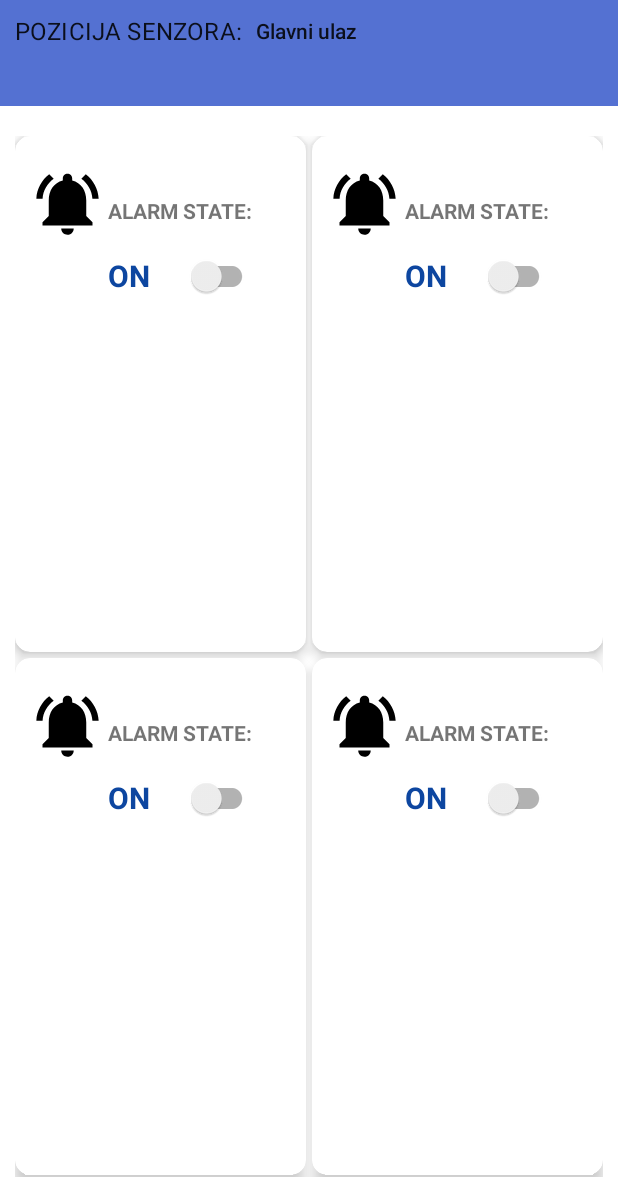
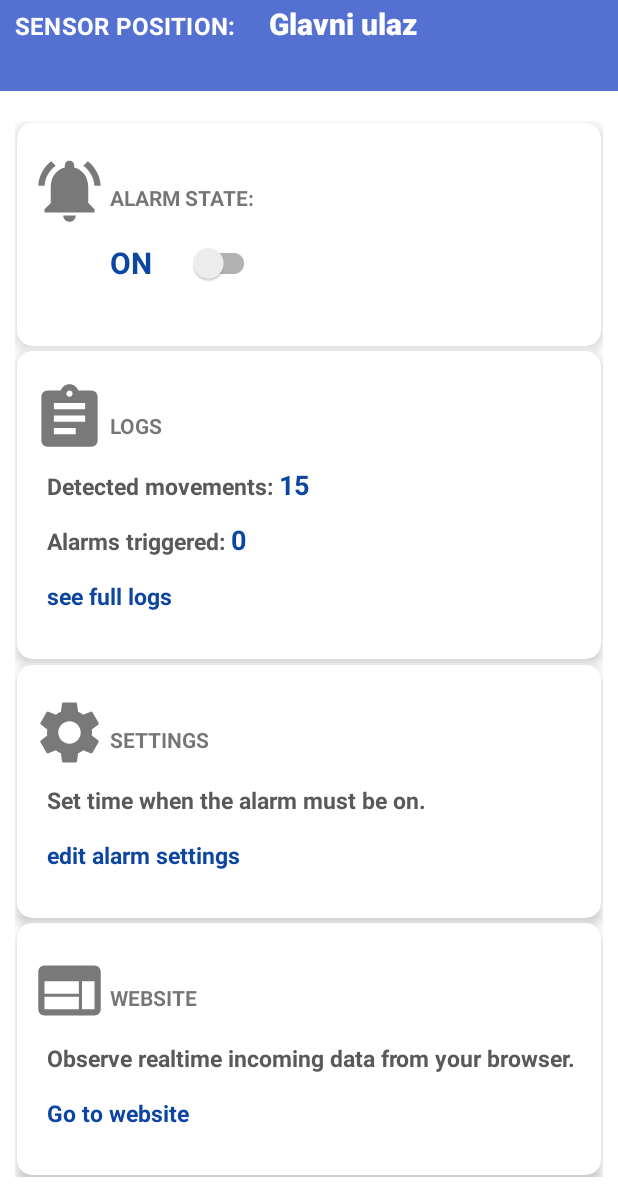
Before and after one commit to as51340/Gatekeeper, an Android app: the screen it shows after launch (MainActivity), on a phone screen of 412 x 824 dp, the part 44-1236 px from its top. Run offline under Robolectric (Android 15) with nearby library versions, the phone set to English and light mode, and no system bars; libraries missing offline, so code that uses them is left out: com.amazonaws.auth, com.amazonaws.mobileconnectors, com.amazonaws.regions, com.amazonaws.services; 20 statements that could not run were skipped.

Commit message:
added action cards

```diff
--- a/GatekeeperApp/app/src/main/java/com/example/gatekeeperapp/MainActivity.java
+++ b/GatekeeperApp/app/src/main/java/com/example/gatekeeperapp/MainActivity.java
@@ -34,11 +34,8 @@ import org.json.JSONException;
 import org.json.JSONObject;
 
 import java.io.UnsupportedEncodingException;
-import java.nio.charset.StandardCharsets;
 import java.security.KeyStore;
 import java.util.Map;
-import java.util.Timer;
-import java.util.UUID;
 
 
 public class MainActivity extends AppCompatActivity {
@@ -348,23 +345,25 @@ public class MainActivity extends AppCompatActivity {
      **/
     private void initCards() {
         CardView alarmCard = findViewById(R.id.alarm_state_card);
-        View child1 = LayoutInflater.from(this).inflate(R.layout.action_tile, alarmCard, false);
+        View child1 = LayoutInflater.from(this).inflate(R.layout.alarm_state_card_layout, alarmCard, false);
         alarmCard.addView(child1);
         alarmCard.setOnClickListener(v -> {
             Log.d("MainActivity", String.valueOf(v.getId()==R.id.alarm_state_card));
         });
 
-        CardView regCard = findViewById(R.id.registered_innouts_card);
-        View child2 = LayoutInflater.from(this).inflate(R.layout.action_tile, regCard, false);
-        regCard.addView(child2);
+        CardView settingsCard = findViewById(R.id.alaram_settings_card);
+        View child2 = LayoutInflater.from(this).inflate(R.layout.settings_card_layout, settingsCard, false);
+        settingsCard.addView(child2);
 
-        CardView a = findViewById(R.id.alaram_settings_card);
-        View c = LayoutInflater.from(this).inflate(R.layout.action_tile, a, false);
-        a.addView(c);
 
-        CardView b = findViewById(R.id.logs_card);
-        View d = LayoutInflater.from(this).inflate(R.layout.action_tile, b, false);
-        b.addView(d);
+
+        CardView logsCard = findViewById(R.id.logs_card);
+        View d = LayoutInflater.from(this).inflate(R.layout.logs_card_layout, logsCard, false);
+        logsCard.addView(d);
+
+        CardView websiteCard = findViewById(R.id.website_card);
+        View c = LayoutInflater.from(this).inflate(R.layout.website_card_layout, websiteCard, false);
+        websiteCard.addView(c);
 
 
     }
--- a/GatekeeperApp/app/src/main/res/drawable/ic_alarm_icon_50.xml
+++ b/GatekeeperApp/app/src/main/res/drawable/ic_alarm_icon_50.xml
@@ -1,4 +1,4 @@
-<vector android:height="50dp" android:tint="#000000"
+<vector android:height="50dp" android:tint="#797979"
     android:viewportHeight="24" android:viewportWidth="24"
     android:width="50dp" xmlns:android="http://schemas.android.com/apk/res/android">
     <path android:fillColor="@android:color/white" android:pathData="M7.58,4.08L6.15,2.65C3.75,4.48 2.17,7.3 2.03,10.5h2c0.15,-2.65 1.51,-4.97 3.55,-6.42zM19.97,10.5h2c-0.15,-3.2 -1.73,-6.02 -4.12,-7.85l-1.42,1.43c2.02,1.45 3.39,3.77 3.54,6.42zM18,11c0,-3.07 -1.64,-5.64 -4.5,-6.32L13.5,4c0,-0.83 -0.67,-1.5 -1.5,-1.5s-1.5,0.67 -1.5,1.5v0.68C7.63,5.36 6,7.92 6,11v5l-2,2v1h16v-1l-2,-2v-5zM12,22c0.14,0 0.27,-0.01 0.4,-0.04 0.65,-0.14 1.18,-0.58 1.44,-1.18 0.1,-0.24 0.15,-0.5 0.15,-0.78h-4c0.01,1.1 0.9,2 2.01,2z"/>
--- /dev/null
+++ b/GatekeeperApp/app/src/main/res/drawable/ic_alarm_settings_50.xml
@@ -0,0 +1,5 @@
+<vector android:height="50dp" android:tint="#797979"
+    android:viewportHeight="24" android:viewportWidth="24"
+    android:width="50dp" xmlns:android="http://schemas.android.com/apk/res/android">
+    <path android:fillColor="@android:color/white" android:pathData="M19.14,12.94c0.04,-0.3 0.06,-0.61 0.06,-0.94c0,-0.32 -0.02,-0.64 -0.07,-0.94l2.03,-1.58c0.18,-0.14 0.23,-0.41 0.12,-0.61l-1.92,-3.32c-0.12,-0.22 -0.37,-0.29 -0.59,-0.22l-2.39,0.96c-0.5,-0.38 -1.03,-0.7 -1.62,-0.94L14.4,2.81c-0.04,-0.24 -0.24,-0.41 -0.48,-0.41h-3.84c-0.24,0 -0.43,0.17 -0.47,0.41L9.25,5.35C8.66,5.59 8.12,5.92 7.63,6.29L5.24,5.33c-0.22,-0.08 -0.47,0 -0.59,0.22L2.74,8.87C2.62,9.08 2.66,9.34 2.86,9.48l2.03,1.58C4.84,11.36 4.8,11.69 4.8,12s0.02,0.64 0.07,0.94l-2.03,1.58c-0.18,0.14 -0.23,0.41 -0.12,0.61l1.92,3.32c0.12,0.22 0.37,0.29 0.59,0.22l2.39,-0.96c0.5,0.38 1.03,0.7 1.62,0.94l0.36,2.54c0.05,0.24 0.24,0.41 0.48,0.41h3.84c0.24,0 0.44,-0.17 0.47,-0.41l0.36,-2.54c0.59,-0.24 1.13,-0.56 1.62,-0.94l2.39,0.96c0.22,0.08 0.47,0 0.59,-0.22l1.92,-3.32c0.12,-0.22 0.07,-0.47 -0.12,-0.61L19.14,12.94zM12,15.6c-1.98,0 -3.6,-1.62 -3.6,-3.6s1.62,-3.6 3.6,-3.6s3.6,1.62 3.6,3.6S13.98,15.6 12,15.6z"/>
+</vector>
--- /dev/null
+++ b/GatekeeperApp/app/src/main/res/drawable/ic_logs_icon_50.xml
@@ -0,0 +1,5 @@
+<vector android:autoMirrored="true" android:height="50dp"
+    android:tint="#797979" android:viewportHeight="24"
+    android:viewportWidth="24" android:width="50dp" xmlns:android="http://schemas.android.com/apk/res/android">
+    <path android:fillColor="@android:color/white" android:pathData="M19,3h-4.18C14.4,1.84 13.3,1 12,1c-1.3,0 -2.4,0.84 -2.82,2L5,3c-1.1,0 -2,0.9 -2,2v14c0,1.1 0.9,2 2,2h14c1.1,0 2,-0.9 2,-2L21,5c0,-1.1 -0.9,-2 -2,-2zM12,3c0.55,0 1,0.45 1,1s-0.45,1 -1,1 -1,-0.45 -1,-1 0.45,-1 1,-1zM14,17L7,17v-2h7v2zM17,13L7,13v-2h10v2zM17,9L7,9L7,7h10v2z"/>
+</vector>
--- /dev/null
+++ b/GatekeeperApp/app/src/main/res/drawable/ic_web_icon_50.xml
@@ -0,0 +1,5 @@
+<vector android:height="50dp" android:tint="#797979"
+    android:viewportHeight="24" android:viewportWidth="24"
+    android:width="50dp" xmlns:android="http://schemas.android.com/apk/res/android">
+    <path android:fillColor="@android:color/white" android:pathData="M20,4L4,4c-1.1,0 -1.99,0.9 -1.99,2L2,18c0,1.1 0.9,2 2,2h16c1.1,0 2,-0.9 2,-2L22,6c0,-1.1 -0.9,-2 -2,-2zM15,18L4,18v-4h11v4zM15,13L4,13L4,9h11v4zM20,18h-4L16,9h4v9z"/>
+</vector>
--- /dev/null
+++ b/GatekeeperApp/app/src/main/res/layout/logs_card_layout.xml
@@ -0,0 +1,101 @@
+<?xml version="1.0" encoding="utf-8"?>
+<RelativeLayout xmlns:android="http://schemas.android.com/apk/res/android"
+    xmlns:app="http://schemas.android.com/apk/res-auto"
+    android:layout_width="match_parent"
+    android:layout_height="match_parent"
+    android:layout_centerInParent="true">
+
+    <ImageView
+        android:id="@+id/icon"
+        android:layout_width="wrap_content"
+        android:layout_height="wrap_content"
+        android:layout_marginStart="10dp"
+        android:layout_marginTop="20dp"
+        android:src="@drawable/ic_logs_icon_50" />
+
+    <TextView
+        android:id="@+id/card_text"
+        android:layout_width="wrap_content"
+        android:layout_height="wrap_content"
+        android:layout_marginStart="2dp"
+        android:layout_marginTop="40dp"
+        android:layout_toEndOf="@+id/icon"
+        android:text="LOGS"
+        android:textSize="14sp"
+        android:textStyle="bold" />
+
+
+    <TextView
+        android:id="@+id/static_logs_detected"
+        android:layout_width="wrap_content"
+        android:layout_height="wrap_content"
+        android:layout_below="@+id/card_text"
+        android:layout_alignLeft="@+id/icon"
+        android:layout_marginStart="10dp"
+        android:layout_marginTop="20dp"
+        android:text="Detected movements: "
+        android:textColor="@color/gray"
+        android:textSize="15dp"
+        android:textStyle="bold"
+        app:switchMinWidth="30dp" />
+
+    <TextView
+        android:id="@+id/logs_detected_num"
+        android:layout_width="wrap_content"
+        android:layout_height="wrap_content"
+        android:layout_alignBottom="@+id/static_logs_detected"
+        android:layout_alignBaseline="@+id/static_logs_detected"
+        android:layout_toRightOf="@+id/static_logs_detected"
+        android:text="15"
+        android:textColor="@color/adriatic_blue"
+        android:textSize="18dp"
+        android:textStyle="bold"
+        app:switchMinWidth="30dp" />
+
+    <TextView
+        android:id="@+id/static_logs_alarm"
+        android:layout_width="wrap_content"
+        android:layout_height="wrap_content"
+        android:layout_below="@+id/static_logs_detected"
+        android:layout_alignLeft="@+id/icon"
+        android:layout_marginStart="10dp"
+        android:layout_marginTop="15dp"
+        android:text="Alarms triggered: "
+        android:textColor="@color/gray"
+        android:textSize="15dp"
+        android:textStyle="bold"
+        app:switchMinWidth="30dp" />
+
+    <TextView
+        android:id="@+id/logs_alarm_num"
+        android:layout_width="100dp"
+        android:layout_height="wrap_content"
+        android:layout_below="@+id/static_logs_detected"
+        android:layout_toRightOf="@+id/static_logs_alarm"
+        android:layout_alignBaseline="@id/static_logs_alarm"
+        android:layout_marginTop="10dp"
+        android:text="0"
+        android:textColor="@color/adriatic_blue"
+        android:textSize="18dp"
+        android:textStyle="bold"
+        app:switchMinWidth="30dp" />
+
+
+
+    <TextView
+        android:id="@+id/link_logs_full"
+        android:layout_width="100dp"
+        android:layout_height="wrap_content"
+        android:layout_below="@+id/static_logs_alarm"
+        android:layout_alignLeft="@+id/icon"
+        android:layout_marginStart="10dp"
+        android:layout_marginTop="15dp"
+        android:text="see full logs"
+        android:textColor="@color/adriatic_blue"
+        android:textSize="15dp"
+        android:clickable="true"
+        android:textStyle="bold"
+        app:switchMinWidth="30dp" />
+
+
+</RelativeLayout>
--- a/GatekeeperApp/app/src/main/res/layout/main_activity.xml
+++ b/GatekeeperApp/app/src/main/res/layout/main_activity.xml
@@ -12,7 +12,7 @@
         <RelativeLayout
             android:id="@+id/main_bar"
             android:layout_width="match_parent"
-            android:layout_height="100dp"
+            android:layout_height="90dp"
             android:layout_gravity="center"
             android:layout_marginBottom="10dp"
             android:background="@color/light_blue"
@@ -25,18 +25,25 @@
                 android:layout_width="wrap_content"
                 android:layout_height="wrap_content"
                 android:layout_centerVertical="true"
-                android:layout_marginEnd="50dp"
                 android:padding="10dp"
-                android:text="POZICIJA SENZORA: " />
+                android:layout_alignBaseline="@+id/sens_position"
+                android:textColor="@color/white"
+                android:textStyle="bold"
+                android:text="SENSOR POSITION: " />
 
             <TextView
                 style="@style/TextAppearance.AppCompat.Body2"
+                android:id="@+id/sens_position"
                 android:layout_width="wrap_content"
                 android:layout_height="wrap_content"
                 android:layout_centerInParent="true"
                 android:layout_centerVertical="true"
-                android:layout_marginStart="50dp"
-                android:text="Glavni ulaz " />
+                android:layout_marginStart="8dp"
+                android:layout_toRightOf="@+id/txt_sens_pos"
+                android:textColor="@color/white"
+                android:textStyle="bold"
+                android:textSize="20dp"
+                android:text="Glavni ulaz" />
 
             <TextView
                 style="@style/TextAppearance.AppCompat.Body2"
@@ -56,33 +63,13 @@
             android:layout_width="match_parent"
             android:layout_height="match_parent"
             android:layout_below="@+id/main_bar"
-            app:columnCount="2"
-            app:rowCount="2"
+            app:columnCount="1"
+            app:rowCount="4"
             android:padding="10dp">
 
             <androidx.cardview.widget.CardView
                 android:id="@+id/alarm_state_card"
-                android:layout_marginEnd="2dp"
-                android:layout_marginBottom="2dp"
-                app:cardCornerRadius="10dp"
-                app:cardElevation="5dp"
-                app:layout_columnWeight="1"
-                app:layout_rowWeight="1" />
-
-            <androidx.cardview.widget.CardView
-                android:id="@+id/registered_innouts_card"
-                android:layout_marginStart="2dp"
-                android:layout_marginBottom="2dp"
-                app:cardCornerRadius="10dp"
-                app:cardElevation="5dp"
-                app:layout_columnWeight="1"
-                app:layout_rowWeight="1" />
-
-            <androidx.cardview.widget.CardView
-                android:id="@+id/alaram_settings_card"
-                android:layout_marginTop="2dp"
-                android:layout_marginEnd="2dp"
-                android:layout_marginBottom="1dp"
+                android:layout_margin="1dp"
                 app:cardCornerRadius="10dp"
                 app:cardElevation="5dp"
                 app:layout_columnWeight="1"
@@ -90,15 +77,38 @@
 
             <androidx.cardview.widget.CardView
                 android:id="@+id/logs_card"
-                android:layout_marginStart="2dp"
                 android:layout_marginTop="2dp"
-                android:layout_marginBottom="1dp"
+                android:layout_marginBottom="2dp"
+                android:layout_margin="1dp"
                 app:cardCornerRadius="10dp"
                 app:cardElevation="5dp"
                 app:layout_columnWeight="1"
                 app:layout_rowWeight="1"
                 />
 
+
+
+            <androidx.cardview.widget.CardView
+                android:id="@+id/alaram_settings_card"
+                android:layout_marginTop="2dp"
+                android:layout_margin="1dp"
+                app:cardCornerRadius="10dp"
+                app:cardElevation="5dp"
+                app:layout_columnWeight="1"
+                app:layout_rowWeight="1" />
+
+
+            <androidx.cardview.widget.CardView
+                android:id="@+id/website_card"
+                android:layout_marginTop="2dp"
+                android:layout_margin="1dp"
+                app:cardCornerRadius="10dp"
+                app:cardElevation="5dp"
+                app:layout_columnWeight="1"
+                app:layout_rowWeight="1" />
+
+
+
         </androidx.gridlayout.widget.GridLayout>
 
     </RelativeLayout>
--- /dev/null
+++ b/GatekeeperApp/app/src/main/res/layout/settings_card_layout.xml
@@ -0,0 +1,61 @@
+<?xml version="1.0" encoding="utf-8"?>
+<RelativeLayout xmlns:android="http://schemas.android.com/apk/res/android"
+    xmlns:app="http://schemas.android.com/apk/res-auto"
+    android:layout_width="match_parent"
+    android:layout_height="match_parent"
+    android:layout_centerInParent="true">
+
+    <ImageView
+        android:id="@+id/icon"
+        android:layout_width="wrap_content"
+        android:layout_height="wrap_content"
+        android:layout_marginStart="10dp"
+        android:layout_marginTop="20dp"
+        android:src="@drawable/ic_alarm_settings_50" />
+
+    <TextView
+        android:id="@+id/card_text"
+        android:layout_width="wrap_content"
+        android:layout_height="wrap_content"
+        android:layout_marginStart="2dp"
+        android:layout_marginTop="40dp"
+        android:layout_toEndOf="@+id/icon"
+        android:text="SETTINGS"
+        android:textSize="14sp"
+        android:textStyle="bold" />
+
+
+    <TextView
+        android:id="@+id/static_settings_txt"
+        android:layout_width="wrap_content"
+        android:layout_height="wrap_content"
+        android:layout_below="@+id/card_text"
+        android:layout_alignLeft="@+id/icon"
+        android:layout_marginStart="10dp"
+        android:layout_marginTop="20dp"
+        android:text="Set time when the alarm must be on."
+        android:textColor="@color/gray"
+        android:textSize="15dp"
+        android:textStyle="bold"
+        app:switchMinWidth="30dp" />
+
+
+
+
+    <TextView
+        android:id="@+id/link_logs_full"
+        android:layout_width="wrap_content"
+        android:layout_height="wrap_content"
+        android:layout_below="@+id/static_settings_txt"
+        android:layout_alignLeft="@+id/icon"
+        android:layout_marginStart="10dp"
+        android:layout_marginTop="15dp"
+        android:text="edit alarm settings"
+        android:textColor="@color/adriatic_blue"
+        android:textSize="15dp"
+        android:clickable="true"
+        android:textStyle="bold"
+        app:switchMinWidth="30dp" />
+
+
+</RelativeLayout>
--- /dev/null
+++ b/GatekeeperApp/app/src/main/res/layout/website_card_layout.xml
@@ -0,0 +1,58 @@
+<?xml version="1.0" encoding="utf-8"?>
+<RelativeLayout xmlns:android="http://schemas.android.com/apk/res/android"
+    xmlns:app="http://schemas.android.com/apk/res-auto"
+    android:layout_width="match_parent"
+    android:layout_height="match_parent"
+    android:layout_centerInParent="true">
+
+    <ImageView
+        android:id="@+id/icon"
+        android:layout_width="wrap_content"
+        android:layout_height="wrap_content"
+        android:layout_marginStart="10dp"
+        android:layout_marginTop="20dp"
+        android:src="@drawable/ic_web_icon_50" />
+
+    <TextView
+        android:id="@+id/card_text"
+        android:layout_width="wrap_content"
+        android:layout_height="wrap_content"
+        android:layout_marginStart="2dp"
+        android:layout_marginTop="40dp"
+        android:layout_toEndOf="@+id/icon"
+        android:text="WEBSITE"
+        android:textSize="14sp"
+        android:textStyle="bold" />
+
+
+
+    <TextView
+        android:id="@+id/static_website_txt"
+        android:layout_width="wrap_content"
+        android:layout_height="wrap_content"
+        android:layout_below="@+id/card_text"
+        android:layout_alignLeft="@+id/icon"
+        android:layout_marginStart="10dp"
+        android:layout_marginTop="20dp"
+        android:text="Observe realtime incoming data from your browser."
+        android:textColor="@color/gray"
+        android:textSize="15dp"
+        android:textStyle="bold"
+        app:switchMinWidth="30dp" />
+
+    <TextView
+        android:id="@+id/link_website"
+        android:layout_width="wrap_content"
+        android:layout_height="wrap_content"
+        android:layout_below="@+id/static_website_txt"
+        android:layout_alignLeft="@+id/icon"
+        android:layout_marginStart="10dp"
+        android:layout_marginTop="15dp"
+        android:text="Go to website"
+        android:textColor="@color/adriatic_blue"
+        android:textSize="15dp"
+        android:clickable="true"
+        android:textStyle="bold"
+        app:switchMinWidth="30dp" />
+
+</RelativeLayout>
--- /dev/null
+++ b/GatekeeperApp/app/src/main/res/menu/sens_position_menu.xml
@@ -0,0 +1,16 @@
+<?xml version="1.0" encoding="utf-8"?>
+<menu xmlns:android="http://schemas.android.com/apk/res/android">
+
+
+    <group
+        android:id="@+id/group1"
+        android:checkableBehavior="single">
+        <item
+            android:id="@+id/item1"
+            android:title="Glavni ulaz"
+            android:checked="true"
+            android:textColor="@color/white"
+            />
+
+    </group>
+</menu>
--- a/GatekeeperApp/app/src/main/res/values/colors.xml
+++ b/GatekeeperApp/app/src/main/res/values/colors.xml
@@ -14,6 +14,9 @@
     <color name="purple_700">#FF3700B3</color>
     <color name="teal_200">#FF03DAC5</color>
     <color name="teal_700">#FF018786</color>
+    <color name="green">#4CAF50</color>
     <color name="black">#FF000000</color>
+    <color name="gray">#595959</color>
+    <color name="red">#CF0C0C</color>
     <color name="white">#FFFFFFFF</color>
 </resources>
```
Also changed, not shown: GatekeeperApp/app/src/main/res/layout/alarm_state_card_layout.xml (renamed from GatekeeperApp/app/src/main/res/layout/action_tile.xml).
